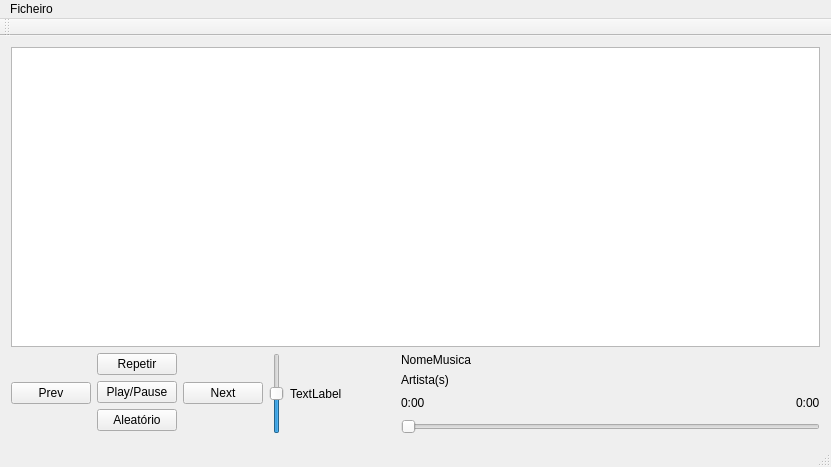
AlexFMM/mp3Player, file mainwindow.ui: the form before one commit.
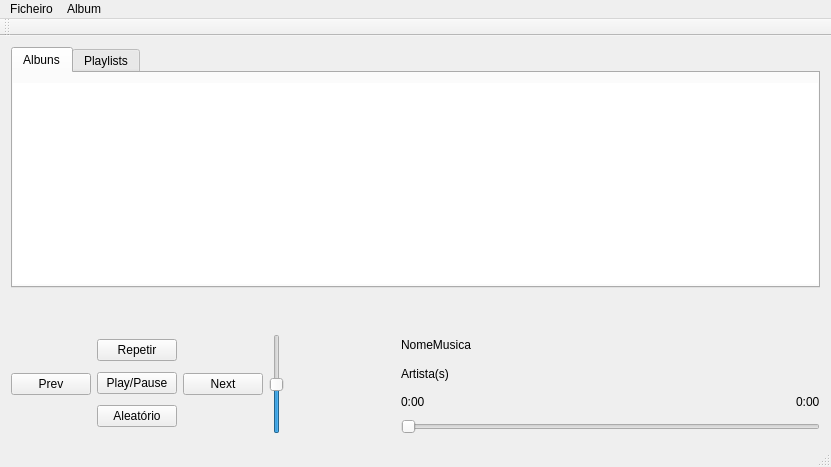
The form after the commit. Icons and pictures are not drawn.

Commit message: Added forms to add albuns and songs. Adding albuns now works.

What changed in the file:
```diff
--- a/mainwindow.ui
+++ b/mainwindow.ui
@@ -20,8 +20,10 @@
    <enum>QTabWidget::Rounded</enum>
   </property>
   <widget class="QWidget" name="centralWidget">
-   <layout class="QGridLayout" name="gridLayout_3" rowstretch="4,1">
-    <item row="1" column="0">
+   <layout class="QGridLayout" name="gridLayout_3" rowstretch="10,0,4" rowminimumheight="10,0,4">
+    <item row="2" column="0">
+     <layout class="QGridLayout" name="gridLayout">
+      <item row="0" column="0">
      <layout class="QGridLayout" name="MainLayout" rowstretch="0" columnstretch="1,1,1,4" columnminimumwidth="1,1,1,4">
       <property name="sizeConstraint">
        <enum>QLayout::SetDefaultConstraint</enum>
@@ -284,6 +286,37 @@
         </item>
        </layout>
       </item>
+        <item row="0" column="2">
+         <widget class="QLabel" name="albumImage">
+          <property name="sizePolicy">
+           <sizepolicy hsizetype="Fixed" vsizetype="Fixed">
+            <horstretch>1</horstretch>
+            <verstretch>1</verstretch>
+           </sizepolicy>
+          </property>
+          <property name="minimumSize">
+           <size>
+            <width>100</width>
+            <height>100</height>
+           </size>
+          </property>
+          <property name="maximumSize">
+           <size>
+            <width>150</width>
+            <height>150</height>
+           </size>
+          </property>
+          <property name="text">
+           <string/>
+          </property>
+          <property name="pixmap">
+           <pixmap>../../../Music/img.jpg</pixmap>
+          </property>
+          <property name="scaledContents">
+           <bool>true</bool>
+          </property>
+         </widget>
+        </item>
       <item row="0" column="3">
        <layout class="QVBoxLayout" name="verticalLayout_3">
         <property name="sizeConstraint">
@@ -346,33 +379,77 @@
         </item>
        </layout>
       </item>
-      <item row="0" column="2">
-       <widget class="QLabel" name="albumImage">
+       </layout>
+      </item>
+     </layout>
+    </item>
+    <item row="1" column="0">
+     <spacer name="verticalSpacer">
+      <property name="orientation">
+       <enum>Qt::Vertical</enum>
+      </property>
+      <property name="sizeHint" stdset="0">
+       <size>
+        <width>20</width>
+        <height>40</height>
+       </size>
+      </property>
+     </spacer>
+    </item>
+    <item row="0" column="0">
+     <widget class="QTabWidget" name="tabWidget">
+      <property name="currentIndex">
+       <number>0</number>
+      </property>
+      <property name="usesScrollButtons">
+       <bool>false</bool>
+      </property>
+      <widget class="QWidget" name="tabAluns">
+       <attribute name="title">
+        <string>Albuns</string>
+       </attribute>
+       <widget class="QListView" name="listObjs">
+        <property name="geometry">
+         <rect>
+          <x>0</x>
+          <y>10</y>
+          <width>813</width>
+          <height>201</height>
+         </rect>
+        </property>
         <property name="sizePolicy">
-         <sizepolicy hsizetype="Fixed" vsizetype="Fixed">
+         <sizepolicy hsizetype="Preferred" vsizetype="Preferred">
           <horstretch>0</horstretch>
           <verstretch>0</verstretch>
          </sizepolicy>
         </property>
-        <property name="maximumSize">
-         <size>
-          <width>512</width>
-          <height>512</height>
-         </size>
+        <property name="frameShape">
+         <enum>QFrame::NoFrame</enum>
         </property>
-        <property name="text">
-         <string>TextLabel</string>
+        <property name="horizontalScrollBarPolicy">
+         <enum>Qt::ScrollBarAlwaysOff</enum>
         </property>
        </widget>
-      </item>
-     </layout>
-    </item>
-    <item row="0" column="0">
-     <layout class="QGridLayout" name="gridLayout">
-      <item row="0" column="0">
-       <widget class="QListView" name="listView"/>
-      </item>
-     </layout>
+      </widget>
+      <widget class="QWidget" name="tabPlaylists">
+       <attribute name="title">
+        <string>Playlists</string>
+       </attribute>
+       <widget class="QTableView" name="tableView">
+        <property name="geometry">
+         <rect>
+          <x>-5</x>
+          <y>10</y>
+          <width>811</width>
+          <height>201</height>
+         </rect>
+        </property>
+        <property name="frameShape">
+         <enum>QFrame::NoFrame</enum>
+        </property>
+       </widget>
+      </widget>
+     </widget>
     </item>
    </layout>
   </widget>
@@ -382,7 +459,7 @@
      <x>0</x>
      <y>0</y>
      <width>831</width>
-     <height>21</height>
+     <height>20</height>
     </rect>
    </property>
    <widget class="QMenu" name="menuFicheiro">
@@ -391,7 +468,21 @@
     </property>
     <addaction name="actionExit"/>
    </widget>
+   <widget class="QMenu" name="menuAlbum">
+    <property name="title">
+     <string>Album</string>
+    </property>
+    <widget class="QMenu" name="menuMusica">
+     <property name="title">
+      <string>Musica</string>
+     </property>
+     <addaction name="actionAdicionarMusica"/>
+    </widget>
+    <addaction name="actionAdicionarAlbum"/>
+    <addaction name="menuMusica"/>
+   </widget>
    <addaction name="menuFicheiro"/>
+   <addaction name="menuAlbum"/>
   </widget>
   <widget class="QToolBar" name="mainToolBar">
    <attribute name="toolBarArea">
```
Left out of the diff: 10 changed lines with no effect on the pictures. Lines whose indentation alone changed are shown as unchanged. The commit also changes 14 other files.
